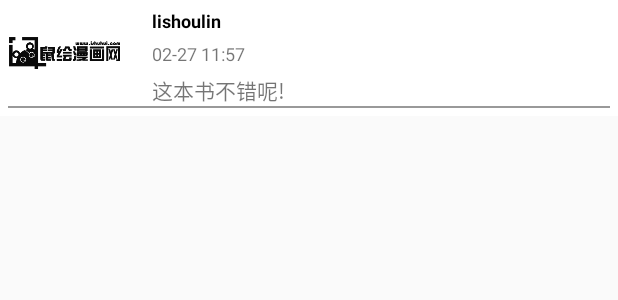
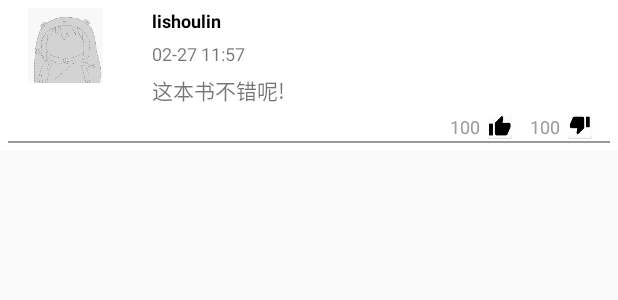
Before and after one commit to barryzzz/SmallCortoon, an Android app: the layout item_one.xml on its own in the app's theme, with its tools: preview values and no code run, on a phone screen of 412 x 824 dp. Shown: the top 300 px of the screen. Run offline under Robolectric (Android 15) with nearby library versions, the light colour scheme and no system bars.

Commit message:
update circle

```diff
--- a/app.com/src/main/AndroidManifest.xml
+++ b/app.com/src/main/AndroidManifest.xml
@@ -4,7 +4,7 @@
 
     <application
         android:allowBackup="true"
-        android:icon="@mipmap/ic_launcher"
+        android:icon="@mipmap/zhan"
         android:label="@string/app_name"
         android:supportsRtl="true"
         android:theme="@style/AppTheme">
--- a/app.com/src/main/res/layout/item_one.xml
+++ b/app.com/src/main/res/layout/item_one.xml
@@ -17,13 +17,14 @@
             android:layout_height="wrap_content"
             android:layout_weight="2"
             android:background="@null"
-            android:orientation="vertical">
+            android:orientation="vertical"
+          >
 
             <ImageView
                 android:id="@+id/item_com_img"
-                android:layout_width="wrap_content"
-                android:layout_height="wrap_content"
-                android:src="@drawable/logo"/>
+                android:layout_width="match_parent"
+                android:layout_height="50dp"
+                android:src="@drawable/user_head_icon"/>
 
         </LinearLayout>
 
@@ -62,6 +63,42 @@
 
     </LinearLayout>
 
+    <LinearLayout
+        android:layout_width="match_parent"
+        android:layout_height="@dimen/dp_20"
+        android:layout_marginTop="@dimen/dp_3"
+        android:gravity="right"
+        android:layout_gravity="center_horizontal"
+        android:orientation="horizontal">
+        <TextView
+            android:textSize="12sp"
+            android:text="@string/_100"
+            android:layout_marginRight="@dimen/dp_3"
+            android:textColor="@color/game_title_txt_color"
+            android:layout_width="wrap_content"
+            android:layout_height="wrap_content"/>
+        <Button
+            android:layout_width="@dimen/dp_20"
+            android:layout_height="@dimen/dp_20"
+            android:layout_marginRight="@dimen/dp_10"
+            android:background="@drawable/thumb_up"/>
+
+        <TextView
+            android:textSize="12sp"
+            android:text="@string/_100"
+            android:layout_marginRight="@dimen/dp_3"
+            android:textColor="@color/game_title_txt_color"
+            android:layout_width="wrap_content"
+            android:layout_height="wrap_content"/>
+
+        <Button
+            android:layout_width="20dp"
+            android:layout_height="20dp"
+            android:layout_marginRight="@dimen/dp_10"
+            android:background="@drawable/thumb_down"/>
+
+    </LinearLayout>
+
     <View
         android:layout_width="match_parent"
         android:layout_height="1dp"
--- a/app.com/src/main/res/values/strings.xml
+++ b/app.com/src/main/res/values/strings.xml
@@ -3,4 +3,5 @@
     <string name="username">lishoulin</string>
     <string name="_02_27_11_57">02-27 11:57</string>
     <string name="content">这本书不错呢!</string>
+    <string name="_100">100</string>
 </resources>
```
Also changed, not shown: app.com/src/main/java/xi/lsl/code/app/com/comment/ComActivity.java (+16 -3 lines), app.com/src/main/res/layout/activity_com.xml (+0 -14 lines), app.com/src/main/res/drawable-hdpi-v4/thumb_down.png (added), app.com/src/main/res/drawable-hdpi-v4/thumb_up.png (added), app.com/src/main/res/drawable-hdpi-v4/user_head_icon.png (added), app.com/src/main/res/mipmap-hdpi/ic_launcher.png (deleted), app.com/src/main/res/mipmap-mdpi/ic_launcher.png (deleted), app.com/src/main/res/mipmap-xhdpi/ic_launcher.png (deleted), app.com/src/main/res/mipmap-xxhdpi/ic_launcher.png (deleted), app.com/src/main/res/mipmap-xxxhdpi/ic_launcher.png (deleted).
